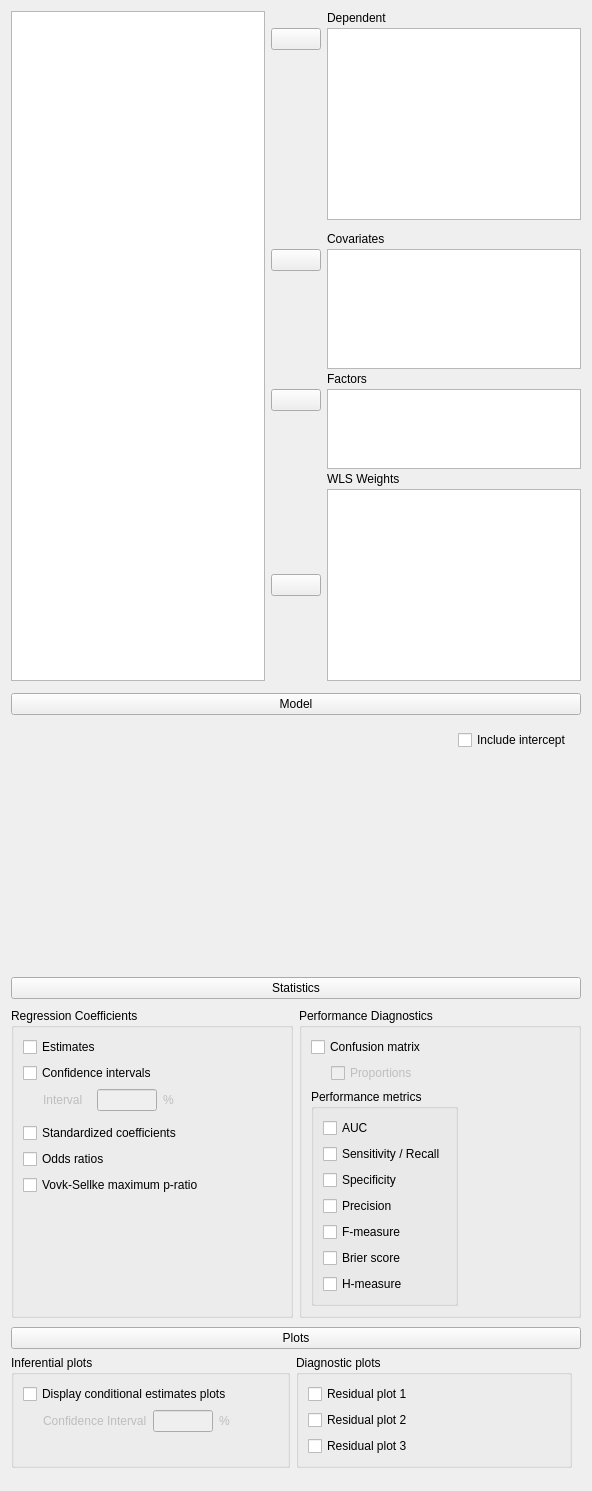
Before: the Qt Designer form JASP-Desktop/analysisforms/regressionlogisticform.ui in jasp-stats/jasp-desktop, drawn with Qt 5.
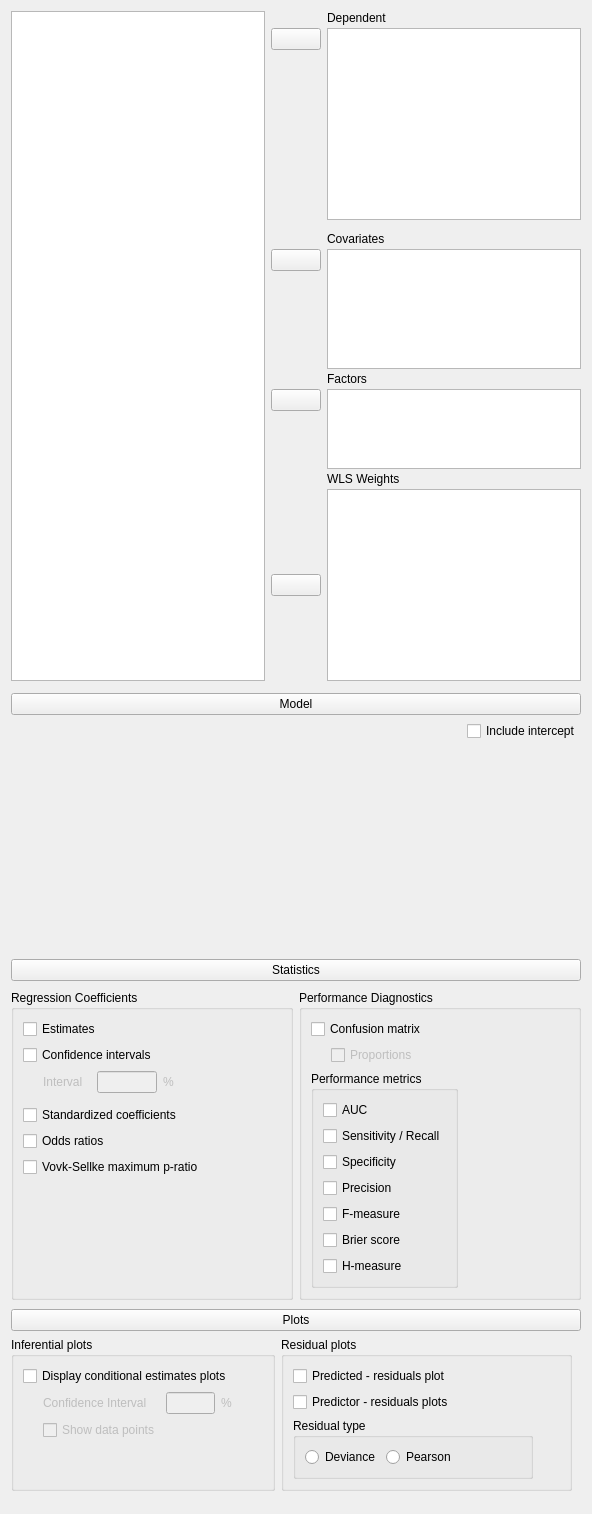
After: the same form once the commit is applied. Custom widgets are drawn as their Qt base class.

Commit message: Add residual plots, hide wls weights,

Diff of the .ui file:
```diff
--- a/JASP-Desktop/analysisforms/regressionlogisticform.ui
+++ b/JASP-Desktop/analysisforms/regressionlogisticform.ui
@@ -76,6 +76,18 @@
          <bool>true</bool>
         </property>
         <layout class="QGridLayout" name="gridLayout_8">
+         <property name="leftMargin">
+          <number>0</number>
+         </property>
+         <property name="topMargin">
+          <number>0</number>
+         </property>
+         <property name="rightMargin">
+          <number>0</number>
+         </property>
+         <property name="bottomMargin">
+          <number>0</number>
+         </property>
          <item row="0" column="1" rowspan="2" colspan="2">
           <widget class="BoundCheckBox" name="includeIntercept">
            <property name="enabled">
@@ -783,10 +795,30 @@
          <item row="0" column="2">
           <widget class="GroupBox" name="groupBox_5">
            <property name="title">
-            <string>Diagnostic plots</string>
+            <string>Residual plots</string>
            </property>
-           <layout class="QGridLayout" name="gridLayout_12">
-            <item row="2" column="1">
+           <layout class="QGridLayout" name="gridLayout_14">
+            <item row="5" column="1" colspan="2">
+             <spacer name="verticalSpacer_7">
+              <property name="orientation">
+               <enum>Qt::Vertical</enum>
+              </property>
+              <property name="sizeHint" stdset="0">
+               <size>
+                <width>20</width>
+                <height>40</height>
+               </size>
+              </property>
+             </spacer>
+            </item>
+            <item row="1" column="1">
+             <widget class="BoundCheckBox" name="predictedPlotOpt">
+              <property name="text">
+               <string>Predicted - residuals plot</string>
+              </property>
+             </widget>
+            </item>
+            <item row="3" column="2">
              <widget class="QLabel" name="label_11">
               <property name="maximumSize">
                <size>
@@ -799,28 +831,14 @@
               </property>
              </widget>
             </item>
-            <item row="3" column="0" colspan="2">
-             <widget class="BoundCheckBox" name="estimatesPlotsOpt_4">
+            <item row="2" column="1" rowspan="2">
+             <widget class="BoundCheckBox" name="predictorPlotsOpt">
               <property name="text">
-               <string>Residual plot 3</string>
+               <string>Predictor - residuals plots</string>
               </property>
              </widget>
             </item>
-            <item row="0" column="0" colspan="2">
-             <widget class="BoundCheckBox" name="estimatesPlotsOpt_2">
-              <property name="text">
-               <string>Residual plot 1</string>
-              </property>
-             </widget>
-            </item>
-            <item row="1" column="0" rowspan="2" colspan="2">
-             <widget class="BoundCheckBox" name="estimatesPlotsOpt_3">
-              <property name="text">
-               <string>Residual plot 2</string>
-              </property>
-             </widget>
-            </item>
-            <item row="0" column="2" rowspan="4">
+            <item row="1" column="3">
              <spacer name="horizontalSpacer_5">
               <property name="orientation">
                <enum>Qt::Horizontal</enum>
@@ -833,6 +851,79 @@
               </property>
              </spacer>
             </item>
+            <item row="4" column="1">
+             <widget class="BoundGroupBox" name="residualType">
+              <property name="sizePolicy">
+               <sizepolicy hsizetype="Preferred" vsizetype="Preferred">
+                <horstretch>0</horstretch>
+                <verstretch>0</verstretch>
+               </sizepolicy>
+              </property>
+              <property name="minimumSize">
+               <size>
+                <width>240</width>
+                <height>0</height>
+               </size>
+              </property>
+              <property name="title">
+               <string>Residual type</string>
+              </property>
+              <layout class="QHBoxLayout" name="horizontalLayout">
+               <item>
+                <widget class="QRadioButton" name="_1deviance">
+                 <property name="sizePolicy">
+                  <sizepolicy hsizetype="Fixed" vsizetype="Fixed">
+                   <horstretch>0</horstretch>
+                   <verstretch>0</verstretch>
+                  </sizepolicy>
+                 </property>
+                 <property name="text">
+                  <string>Deviance</string>
+                 </property>
+                </widget>
+               </item>
+               <item>
+                <widget class="QRadioButton" name="_2pearson">
+                 <property name="sizePolicy">
+                  <sizepolicy hsizetype="Fixed" vsizetype="Fixed">
+                   <horstretch>0</horstretch>
+                   <verstretch>0</verstretch>
+                  </sizepolicy>
+                 </property>
+                 <property name="text">
+                  <string>Pearson</string>
+                 </property>
+                </widget>
+               </item>
+               <item>
+                <spacer name="horizontalSpacer_6">
+                 <property name="orientation">
+                  <enum>Qt::Horizontal</enum>
+                 </property>
+                 <property name="sizeHint" stdset="0">
+                  <size>
+                   <width>40</width>
+                   <height>20</height>
+                  </size>
+                 </property>
+                </spacer>
+               </item>
+              </layout>
+             </widget>
+            </item>
+            <item row="6" column="1">
+             <spacer name="verticalSpacer_8">
+              <property name="orientation">
+               <enum>Qt::Vertical</enum>
+              </property>
+              <property name="sizeHint" stdset="0">
+               <size>
+                <width>20</width>
+                <height>40</height>
+               </size>
+              </property>
+             </spacer>
+            </item>
            </layout>
           </widget>
          </item>
@@ -917,6 +1008,13 @@
                  </property>
                 </widget>
                </item>
+               <item row="1" column="0">
+                <widget class="BoundCheckBox" name="showPoints">
+                 <property name="text">
+                  <string>Show data points</string>
+                 </property>
+                </widget>
+               </item>
               </layout>
              </widget>
             </item>
@@ -992,6 +1090,12 @@
    <header>widgets/anovamodelwidget.h</header>
    <container>1</container>
   </customwidget>
+  <customwidget>
+   <class>BoundGroupBox</class>
+   <extends>QGroupBox</extends>
+   <header>widgets/boundgroupbox.h</header>
+   <container>1</container>
+  </customwidget>
  </customwidgets>
  <tabstops>
   <tabstop>listAvailableFields</tabstop>
```
The commit also changes 6 other files.
